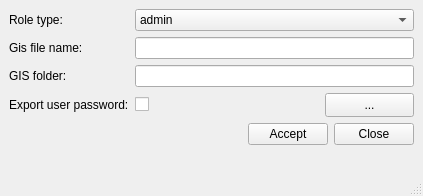
Old version of the form ui/readsql_create_gis_project.ui in the repository Giswater/giswater_qgis_plugin.
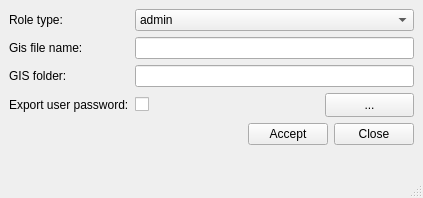
New version of the form.

Commit message: Change 'role_plan' for 'role_master'

```diff
--- a/ui/readsql_create_gis_project.ui
+++ b/ui/readsql_create_gis_project.ui
@@ -7,7 +7,7 @@
     <x>0</x>
     <y>0</y>
     <width>423</width>
-    <height>196</height>
+    <height>198</height>
    </rect>
   </property>
   <property name="windowTitle">
```
Left out of the diff: 2 changed lines with no effect on the pictures.
